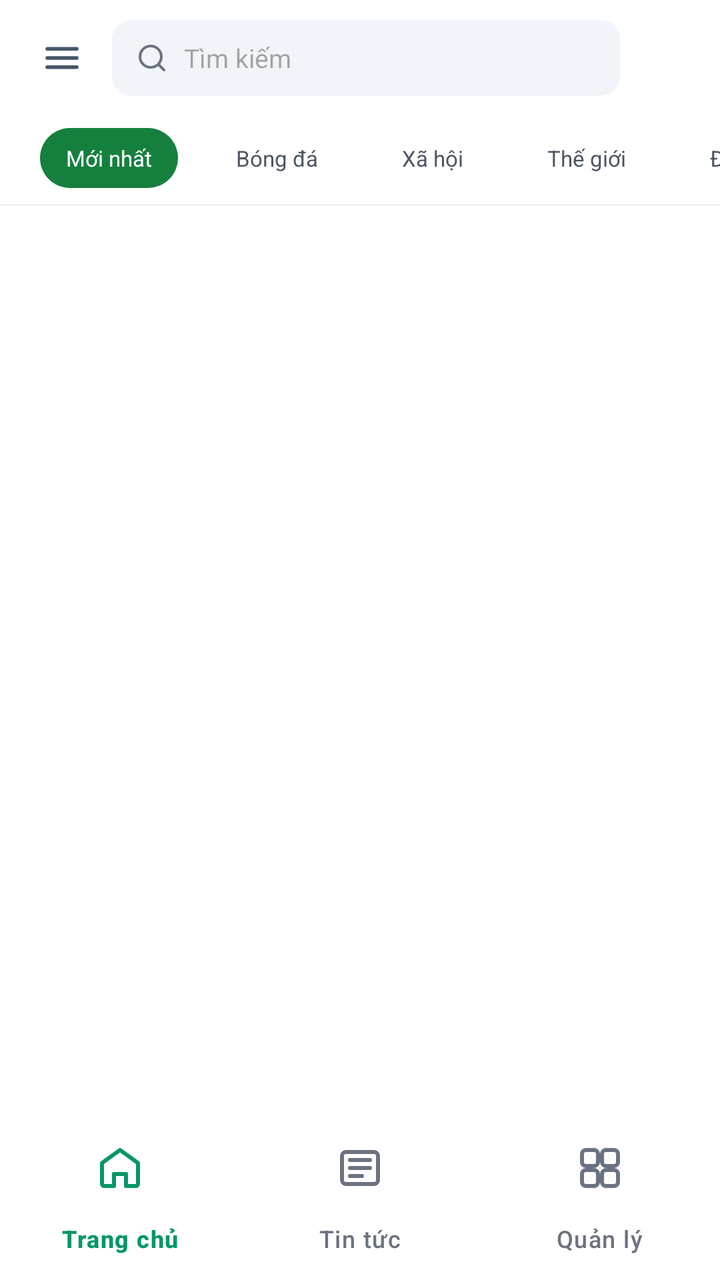
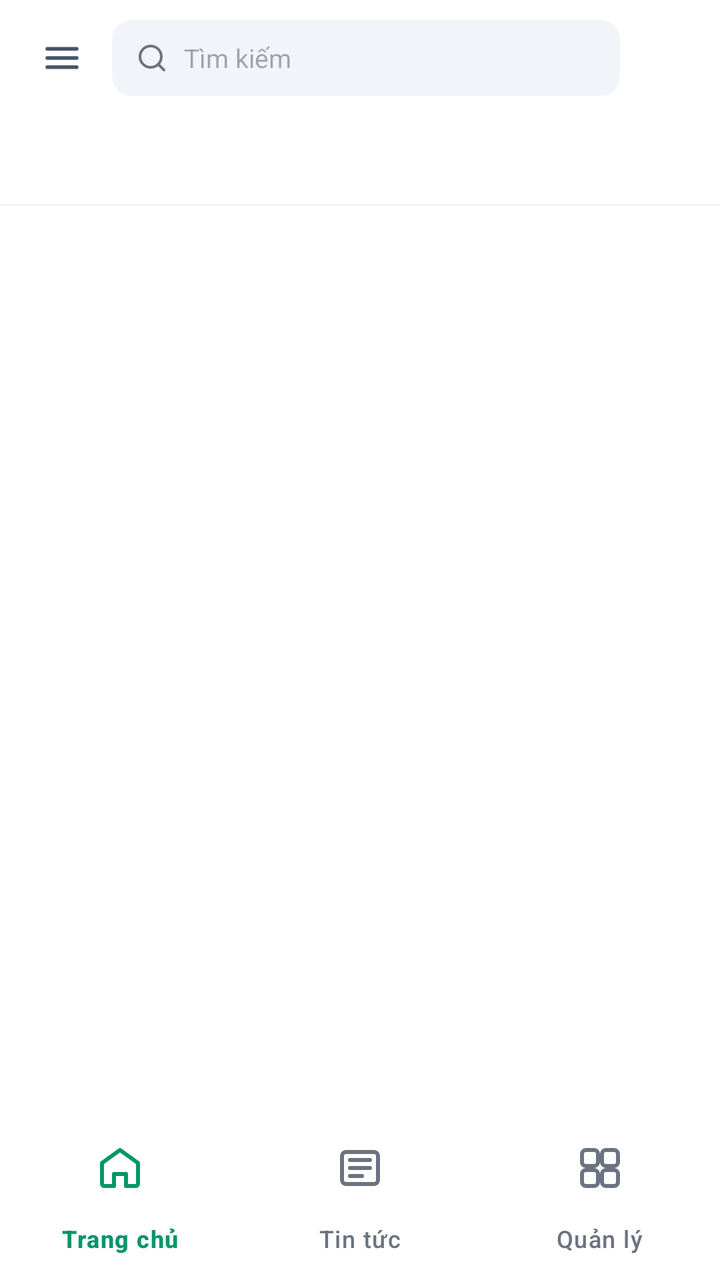

Before-and-after screenshots of an Android layout around one commit, followed by the original layout XML and the change that was made.
<!-- AndroidManifest.xml: application theme Theme.NewsManagement -->
<!-- res/layout/activity_news_feed.xml -->
<?xml version="1.0" encoding="utf-8"?>
<androidx.constraintlayout.widget.ConstraintLayout xmlns:android="http://schemas.android.com/apk/res/android"
    xmlns:app="http://schemas.android.com/apk/res-auto"
    android:id="@+id/main"
    android:layout_width="match_parent"
    android:layout_height="match_parent"
    android:background="@color/white">

    <LinearLayout
        android:id="@+id/header"
        android:layout_width="0dp"
        android:layout_height="wrap_content"
        android:gravity="center_vertical"
        android:orientation="horizontal"
        android:paddingStart="20dp"
        android:paddingTop="10dp"
        android:paddingEnd="16dp"
        android:paddingBottom="8dp"
        app:layout_constraintEnd_toEndOf="parent"
        app:layout_constraintStart_toStartOf="parent"
        app:layout_constraintTop_toTopOf="parent">

        <ImageView
            android:id="@+id/btnCategoryMenu"
            android:layout_width="22dp"
            android:layout_height="22dp"
            android:contentDescription="Menu"
            android:clickable="true"
            android:focusable="true"
            android:src="@drawable/ic_menu" />

        <LinearLayout
            android:layout_width="0dp"
            android:layout_height="38dp"
            android:layout_marginStart="14dp"
            android:layout_marginEnd="12dp"
            android:layout_weight="1"
            android:background="@drawable/bg_search_input"
            android:gravity="center_vertical"
            android:orientation="horizontal"
            android:paddingStart="12dp"
            android:paddingEnd="12dp">

            <ImageView
                android:layout_width="16dp"
                android:layout_height="16dp"
                android:contentDescription="Tìm kiếm"
                android:src="@drawable/ic_search"
                app:tint="@color/text_muted" />

            <EditText
                android:id="@+id/etSearch"
                android:layout_width="match_parent"
                android:layout_height="match_parent"
                android:layout_marginStart="8dp"
                android:background="@null"
                android:hint="Tìm kiếm"
                android:inputType="text"
                android:maxLines="1"
                android:textSize="13sp" />
        </LinearLayout>

        <ImageView
            android:layout_width="22dp"
            android:layout_height="22dp"
            android:contentDescription="Tùy chọn"
            android:src="@drawable/ic_more" />
    </LinearLayout>

    <HorizontalScrollView
        android:id="@+id/categoryScroll"
        android:layout_width="0dp"
        android:layout_height="46dp"
        android:overScrollMode="never"
        android:scrollbars="none"
        app:layout_constraintEnd_toEndOf="parent"
        app:layout_constraintStart_toStartOf="parent"
        app:layout_constraintTop_toBottomOf="@id/header">

        <LinearLayout
            android:layout_width="wrap_content"
            android:layout_height="match_parent"
            android:gravity="center_vertical"
            android:orientation="horizontal"
            android:paddingStart="20dp"
            android:paddingEnd="12dp">

            <TextView
                android:id="@+id/chipLatest"
                style="@style/NewsFeedChip"
                android:background="@drawable/bg_selected"
                android:text="Mới nhất"
                android:textColor="@color/white" />

            <TextView
                android:id="@+id/chipSports"
                style="@style/NewsFeedChip"
                android:text="Bóng đá" />

            <TextView
                android:id="@+id/chipSocial"
                style="@style/NewsFeedChip"
                android:text="Xã hội" />

            <TextView
                android:id="@+id/chipWorld"
                style="@style/NewsFeedChip"
                android:text="Thế giới" />

            <TextView
                android:id="@+id/chipLife"
                style="@style/NewsFeedChip"
                android:text="Đời sống" />
        </LinearLayout>
    </HorizontalScrollView>

    <View
        android:id="@+id/contentDivider"
        android:layout_width="0dp"
        android:layout_height="1dp"
        android:background="@color/divider_color"
        app:layout_constraintEnd_toEndOf="parent"
        app:layout_constraintStart_toStartOf="parent"
        app:layout_constraintTop_toBottomOf="@id/categoryScroll" />

    <androidx.recyclerview.widget.RecyclerView
        android:id="@+id/rvNews"
        android:layout_width="0dp"
        android:layout_height="0dp"
        android:clipToPadding="false"
        android:paddingBottom="8dp"
        app:layout_constraintBottom_toTopOf="@id/bottomNavigation"
        app:layout_constraintEnd_toEndOf="parent"
        app:layout_constraintStart_toStartOf="parent"
        app:layout_constraintTop_toBottomOf="@id/contentDivider" />

    <com.google.android.material.bottomnavigation.BottomNavigationView
        android:id="@+id/bottomNavigation"
        android:layout_width="0dp"
        android:layout_height="wrap_content"
        android:background="@color/white"
        app:elevation="0dp"
        app:itemActiveIndicatorStyle="@style/Widget.Custom.NoIndicator"
        app:itemIconSize="24dp"
        app:itemIconTint="@color/bottom_nav_color_selector"
        app:itemTextColor="@color/bottom_nav_color_selector"
        app:labelVisibilityMode="labeled"
        app:layout_constraintBottom_toBottomOf="parent"
        app:layout_constraintEnd_toEndOf="parent"
        app:layout_constraintStart_toStartOf="parent"
        app:menu="@menu/bottom_nav_menu" />

</androidx.constraintlayout.widget.ConstraintLayout>
<!-- resources referenced by this layout -->
<resources>
  <color name="divider_color">#F3F4F6</color>
  <color name="text_muted">#6B7280</color>
  <color name="white">#FFFFFFFF</color>
  <!-- drawable bg_search_input (drawable) -->
  <?xml version="1.0" encoding="utf-8"?>
  <shape xmlns:android="http://schemas.android.com/apk/res/android"
      android:shape="rectangle">
      <solid android:color="@color/search_bg" />
      <corners android:radius="10dp" />
  </shape>
  <!-- drawable bg_selected (drawable) -->
  <?xml version="1.0" encoding="utf-8"?>
  <shape xmlns:android="http://schemas.android.com/apk/res/android"
      android:shape="rectangle">
      <solid android:color="#15803D" />
      <corners android:radius="999dp" />
  </shape>
  <!-- drawable ic_menu (drawable) -->
  <?xml version="1.0" encoding="utf-8"?>
  <vector xmlns:android="http://schemas.android.com/apk/res/android"
      android:width="24dp"
      android:height="24dp"
      android:viewportWidth="24"
      android:viewportHeight="24">
      <path
          android:fillColor="@android:color/transparent"
          android:strokeColor="#FF475569"
          android:strokeWidth="2"
          android:strokeLineCap="round"
          android:pathData="M4,7h16M4,12h16M4,17h16" />
  </vector>
  <!-- drawable ic_more (drawable) -->
  <?xml version="1.0" encoding="utf-8"?>
  <vector xmlns:android="http://schemas.android.com/apk/res/android"
      android:width="24dp"
      android:height="24dp"
      android:viewportWidth="24"
      android:viewportHeight="24">
      <path
          android:fillColor="#FF475569"
          android:pathData="M5,10a2,2 0,1 0,0 4,2 2,0 0,1 0,-4zM12,10a2,2 0,1 0,0 4,2 2,0 0,1 0,-4zM19,10a2,2 0,1 0,0 4,2 2,0 0,1 0,-4z" />
  </vector>
  <!-- drawable ic_search (drawable) -->
  <vector xmlns:android="http://schemas.android.com/apk/res/android"
      android:width="24dp"
      android:height="24dp"
      android:viewportWidth="24"
      android:viewportHeight="24">
    <path
        android:fillColor="@android:color/transparent"
        android:strokeColor="#FF000000"
        android:strokeWidth="2"
        android:strokeLineCap="round"
        android:strokeLineJoin="round"
        android:pathData="M11,19a8,8 0 1,0 0,-16 8,8 0 0,0 0,16zM21,21l-4.35,-4.35" />
  </vector>
  <style name="NewsFeedChip">
          <item name="android:layout_width">wrap_content</item>
          <item name="android:layout_height">30dp</item>
          <item name="android:layout_marginEnd">16dp</item>
          <item name="android:gravity">center</item>
          <item name="android:paddingStart">13dp</item>
          <item name="android:paddingEnd">13dp</item>
          <item name="android:textColor">@color/text_secondary</item>
          <item name="android:textSize">11sp</item>
      </style>
  <style name="Widget.Custom.NoIndicator" parent="Widget.Material3.BottomNavigationView.ActiveIndicator">
          <item name="android:color">@android:color/transparent</item>
      </style>
  <style name="Theme.NewsManagement" parent="Base.Theme.NewsManagement" />
  <color name="search_bg">#F1F5F9</color>
  <color name="text_secondary">#4B5563</color>
  <style name="Base.Theme.NewsManagement" parent="Theme.Material3.DayNight.NoActionBar">
          
          <item name="android:statusBarColor">@color/white</item>
          <item name="android:windowLightStatusBar">true</item>
      </style>
</resources>

<!-- the commit's change to res/layout/activity_news_feed.xml (unified diff, before → after) -->
@@ -78,39 +78,13 @@
         app:layout_constraintTop_toBottomOf="@id/header">
 
         <LinearLayout
+            android:id="@+id/categoryChipContainer"
             android:layout_width="wrap_content"
             android:layout_height="match_parent"
             android:gravity="center_vertical"
             android:orientation="horizontal"
             android:paddingStart="20dp"
             android:paddingEnd="12dp">
-
-            <TextView
-                android:id="@+id/chipLatest"
-                style="@style/NewsFeedChip"
-                android:background="@drawable/bg_selected"
-                android:text="Mới nhất"
-                android:textColor="@color/white" />
-
-            <TextView
-                android:id="@+id/chipSports"
-                style="@style/NewsFeedChip"
-                android:text="Bóng đá" />
-
-            <TextView
-                android:id="@+id/chipSocial"
-                style="@style/NewsFeedChip"
-                android:text="Xã hội" />
-
-            <TextView
-                android:id="@+id/chipWorld"
-                style="@style/NewsFeedChip"
-                android:text="Thế giới" />
-
-            <TextView
-                android:id="@+id/chipLife"
-                style="@style/NewsFeedChip"
-                android:text="Đời sống" />
         </LinearLayout>
     </HorizontalScrollView>
 
<!-- resource entries referenced after the edit -->
@@ -9,13 +9,6 @@
       android:shape="rectangle">
       <solid android:color="@color/search_bg" />
       <corners android:radius="10dp" />
-  </shape>
-  <!-- drawable bg_selected (drawable) -->
-  <?xml version="1.0" encoding="utf-8"?>
-  <shape xmlns:android="http://schemas.android.com/apk/res/android"
-      android:shape="rectangle">
-      <solid android:color="#15803D" />
-      <corners android:radius="999dp" />
   </shape>
   <!-- drawable ic_menu (drawable) -->
   <?xml version="1.0" encoding="utf-8"?>
@@ -56,22 +49,11 @@
         android:strokeLineJoin="round"
         android:pathData="M11,19a8,8 0 1,0 0,-16 8,8 0 0,0 0,16zM21,21l-4.35,-4.35" />
   </vector>
-  <style name="NewsFeedChip">
-          <item name="android:layout_width">wrap_content</item>
-          <item name="android:layout_height">30dp</item>
-          <item name="android:layout_marginEnd">16dp</item>
-          <item name="android:gravity">center</item>
-          <item name="android:paddingStart">13dp</item>
-          <item name="android:paddingEnd">13dp</item>
-          <item name="android:textColor">@color/text_secondary</item>
-          <item name="android:textSize">11sp</item>
-      </style>
   <style name="Widget.Custom.NoIndicator" parent="Widget.Material3.BottomNavigationView.ActiveIndicator">
           <item name="android:color">@android:color/transparent</item>
       </style>
   <style name="Theme.NewsManagement" parent="Base.Theme.NewsManagement" />
   <color name="search_bg">#F1F5F9</color>
-  <color name="text_secondary">#4B5563</color>
   <style name="Base.Theme.NewsManagement" parent="Theme.Material3.DayNight.NoActionBar">
           
           <item name="android:statusBarColor">@color/white</item>
